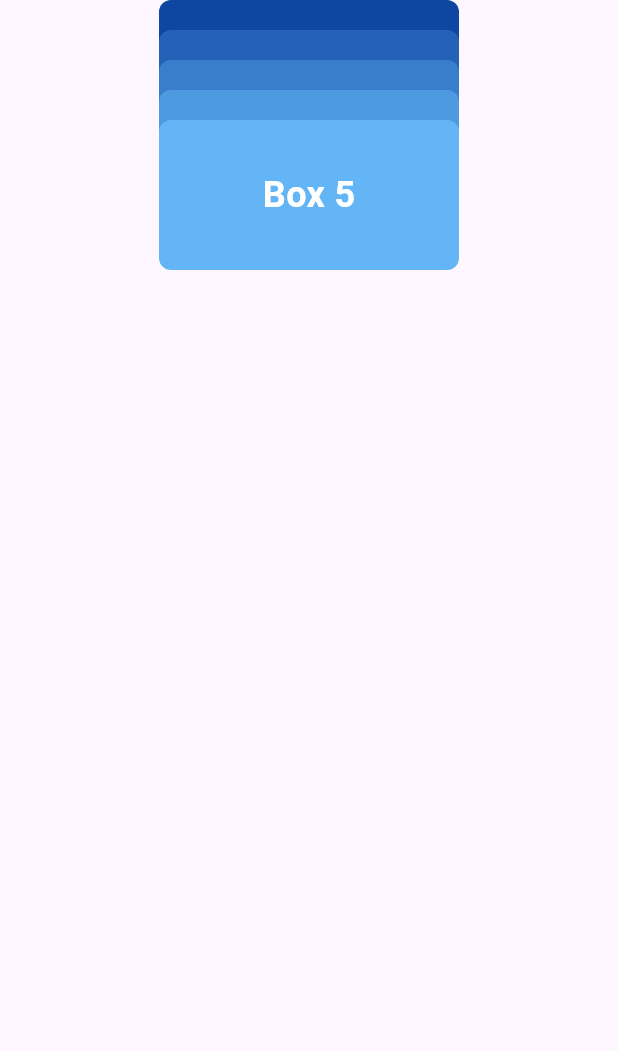
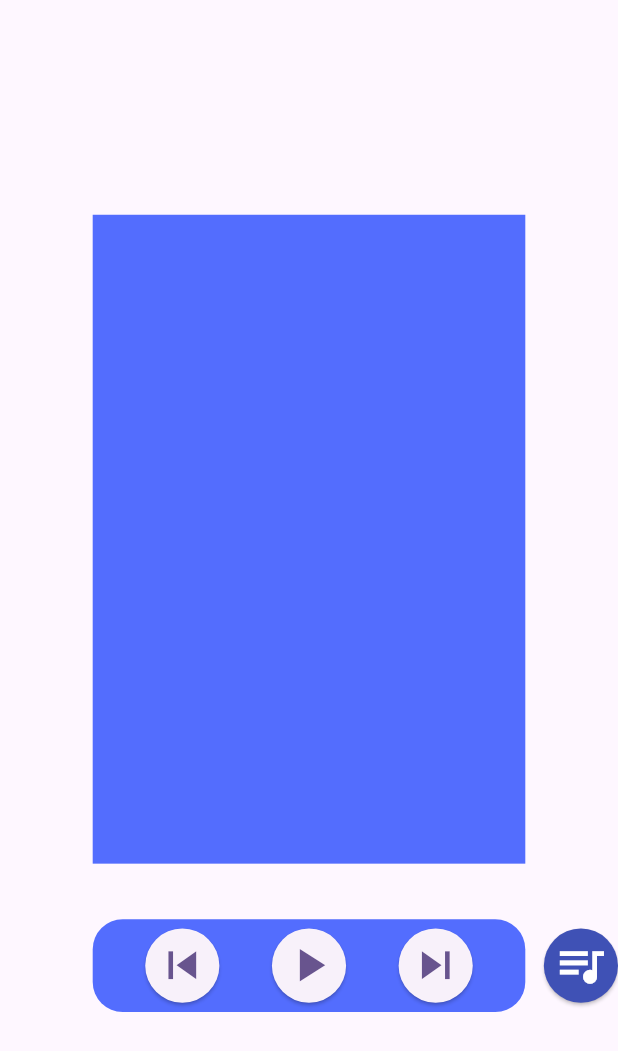
Before and after one commit to andsandov/Spotify-Capstone, a Flutter app: the LiveRoomPage screen opened directly, on a phone screen of 412 x 824 dp. Shown: the top 1051 px of the screen. Run offline on Flutter 3.47's test engine with Material 3 defaults, Android fonts, the phone set to English and light mode, and no system bars.

Commit message:
added temporary card container and control bar below it. Everything adjusts with resizing of window.

```diff
--- a/lib/live_room_page.dart
+++ b/lib/live_room_page.dart
@@ -1,3 +1,5 @@
+import 'dart:math';
+import 'dart:developer' as dev;
 import 'package:flutter/material.dart';
 
 class LiveRoomPage extends StatefulWidget {
@@ -10,44 +12,98 @@ class LiveRoomPage extends StatefulWidget {
 }
 
 class _LiveRoomPageState extends State<LiveRoomPage> {
-  final List<String> strings = [
-    'Box 1',
-    'Box 2',
-    'Box 3',
-    'Box 4',
-    'Box 5',
-  ];
+
+  bool playState = false;
 
   @override
   Widget build(BuildContext context) {
+    double screenWidth = MediaQuery.sizeOf(context).width;
+    double screenHeight = MediaQuery.sizeOf(context).height;
+
+    final double aspectRatio = 2 / 3;
+
+    final maxHeight = screenHeight;
+    final maxWidth = maxHeight * aspectRatio;
+
+    final containerWidth = maxWidth > screenWidth ? screenWidth : maxWidth;
+    final containerHeight = containerWidth / aspectRatio;
+
+    void togglePlayState() {
+      // dev.log("playState before: ${playState}");
+      setState(() {
+        playState = !playState;
+      });
+      // dev.log("playState after: ${playState}");
+    }
+
+    ButtonStyle playerButtonStyle = ElevatedButton.styleFrom(
+        padding: EdgeInsets.all(containerHeight * 0.01),
+        minimumSize: Size.square(1));
+
+    ButtonStyle queueButtonStyle = ElevatedButton.styleFrom(
+        padding: EdgeInsets.all(containerHeight * 0.01),
+        minimumSize: Size.square(1),
+        backgroundColor: Colors.indigo,
+        foregroundColor: Colors.white);
+
     return Scaffold(
-      body: Center(
-        child: Stack(
-          alignment: Alignment.center,
-          children: [
-            for (int i = 0; i < strings.length; i++)
-              Positioned(
-                top: i * 20.0, // Adjust the offset for layering
-                child: Container(
-                  width: 200,
-                  height: 100,
-                  alignment: Alignment.center,
-                  decoration: BoxDecoration(
-                    color: Color.lerp(Colors.blue[900], Colors.blue[300], i / (strings.length - 1))!,
-                    borderRadius: BorderRadius.circular(8.0),
-                  ),
-                  child: Text(
-                    strings[i],
-                    style: TextStyle(
-                      color: Colors.white,
-                      fontSize: 24,
-                      fontWeight: FontWeight.bold,
+      body: Column(
+        mainAxisAlignment: MainAxisAlignment.center,
+        children: [
+          Container(
+            width: containerWidth * 0.7,
+            height: containerHeight * 0.7,
+            color: Colors.indigoAccent,
+            margin: EdgeInsets.only(bottom: containerHeight * 0.05),
+          ),
+          Row(
+            mainAxisAlignment: MainAxisAlignment.spaceBetween,
+            children: [
+              Container(                  // Temporary Card container
+                padding: EdgeInsets.symmetric(vertical: containerHeight * 0.01),
+                margin: EdgeInsets.fromLTRB(
+                    (screenWidth * 0.5) - ((containerWidth * 0.7) / 2),
+                    containerHeight * 0.01,
+                    0,
+                    containerHeight * 0.01),
+                width: containerWidth * 0.7,
+                alignment: Alignment.center,
+                decoration: BoxDecoration(
+                  color: Colors.indigoAccent,
+                  borderRadius: BorderRadius.circular(20),
+                ),
+                child: Row(                         // Control bar
+                  mainAxisAlignment: MainAxisAlignment.spaceEvenly,
+                  children: [
+                    ElevatedButton(
+                        style: playerButtonStyle,
+                        onPressed: () {},
+                        child: Icon(Icons.skip_previous,
+                            size: containerHeight * 0.06)),
+                    ElevatedButton(
+                      style: playerButtonStyle,
+                      onPressed: togglePlayState,
+                      child: Icon(playState ? Icons.pause : Icons.play_arrow, size: containerHeight * 0.06),
                     ),
-                  ),
+                    ElevatedButton(
+                        style: playerButtonStyle,
+                        onPressed: () {},
+                        child: Icon(Icons.skip_next,
+                            size: containerHeight * 0.06)),
+                  ],
                 ),
               ),
-          ],
-        ),
+              Container(
+                alignment: Alignment.bottomRight,
+                child: ElevatedButton(
+                    style: queueButtonStyle,
+                    onPressed: () {},
+                    child:
+                        Icon(Icons.queue_music, size: containerHeight * 0.06)),
+              )
+            ],
+          )
+        ],
       ),
     );
   }
```
